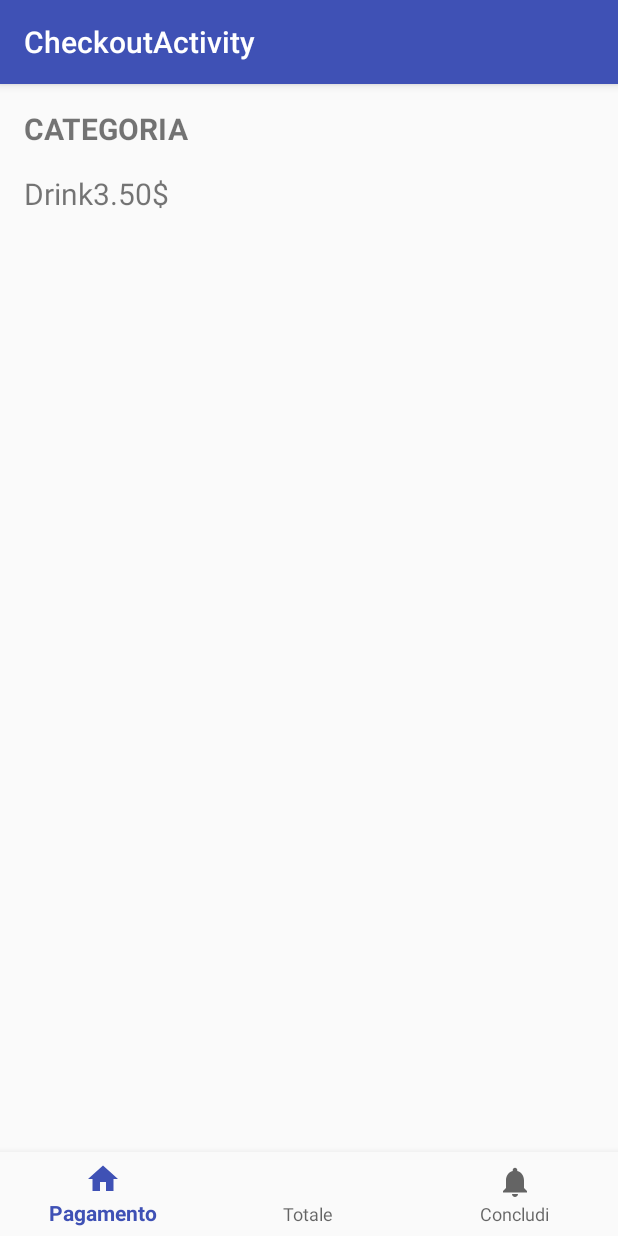
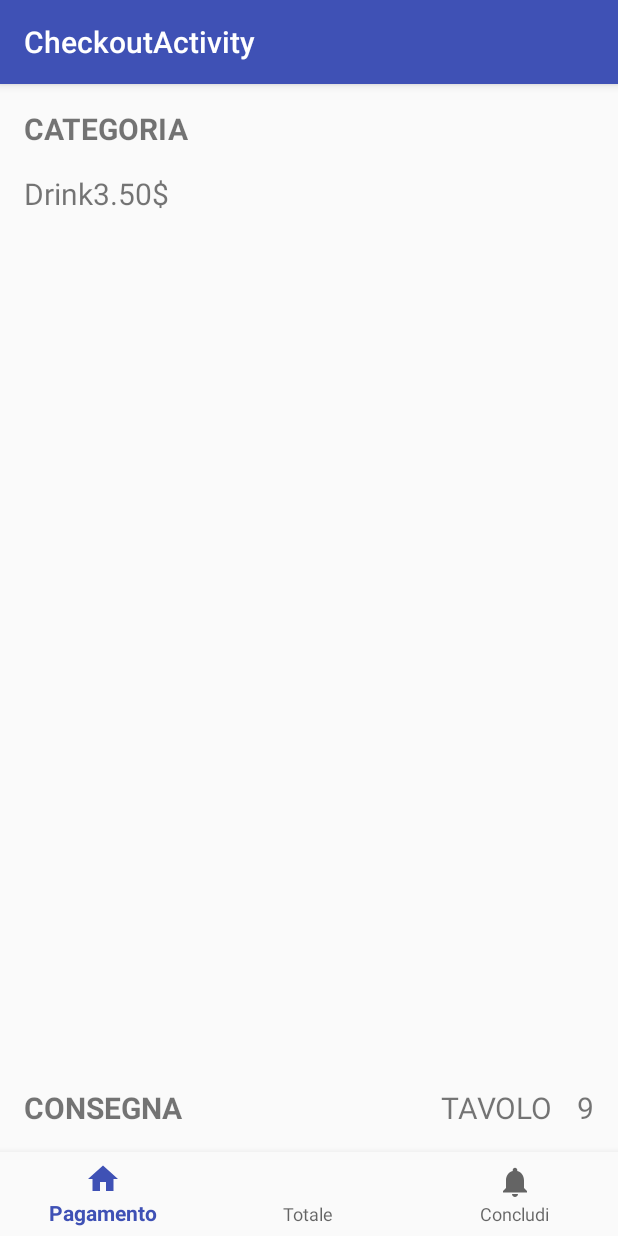
Before and after one commit to Ale-Amici/Android2k17, an Android app: the CheckoutActivity screen opened directly, with no data from a screen before it, on a phone screen of 412 x 824 dp. Run offline under Robolectric (Android 15) with nearby library versions, the phone set to English and light mode, and no system bars.

Commit message:
add toolbar to support delivery and total table views

```diff
--- a/iDaBere/app/src/main/res/layout/activity_checkout.xml
+++ b/iDaBere/app/src/main/res/layout/activity_checkout.xml
@@ -16,7 +16,7 @@
 
         <TableLayout
             android:layout_width="match_parent"
-            android:layout_height="wrap_content"
+            android:layout_height="match_parent"
             android:duplicateParentState="true"
             android:padding="@dimen/activity_horizontal_margin">
 
@@ -67,13 +67,87 @@
                         android:textSize="@dimen/paragraph_text_size" />
 
                 </LinearLayout>
+            </LinearLayout>
 
+            <TableRow
+                android:layout_width="match_parent"
+                android:layout_height="wrap_content"
+                android:orientation="horizontal" />
+
+        </TableLayout>
+
+    </FrameLayout>
+
+    <android.support.v7.widget.Toolbar
+        android:layout_width="match_parent"
+        android:layout_height="wrap_content"
+        >
+
+        <TableLayout
+            android:layout_width="match_parent"
+            android:layout_height="wrap_content">
+
+            <TableRow
+                android:layout_width="match_parent"
+                android:layout_height="wrap_content" />
+
+            <LinearLayout
+                android:id="@+id/item_infos_layout"
+                android:layout_width="match_parent"
+                android:layout_height="wrap_content"
+                android:orientation="horizontal">
+
+
+                <LinearLayout
+                    android:layout_width="wrap_content"
+                    android:layout_height="match_parent"
+                    android:gravity="center_vertical">
+
+                    <TextView
+                        android:id="@+id/info_text"
+                        android:layout_width="wrap_content"
+                        android:layout_height="wrap_content"
+                        android:text="CONSEGNA"
+                        android:textSize="@dimen/paragraph_text_size"
+                        android:textStyle="bold"
+                        android:layout_marginRight="@dimen/activity_horizontal_margin"/>
+
+                </LinearLayout>
+
+                <LinearLayout
+                    android:layout_width="match_parent"
+                    android:layout_height="match_parent"
+                    android:layout_margin="@dimen/activity_horizontal_margin"
+                    android:gravity="center_vertical|right">
+
+
+                    <TextView
+                        android:id="@+id/item_price"
+                        android:layout_width="wrap_content"
+                        android:layout_height="wrap_content"
+                        android:layout_marginLeft="@dimen/activity_horizontal_margin"
+                        android:text="TAVOLO"
+                        android:textSize="@dimen/paragraph_text_size" />
+
+                    <TextView
+                        android:id="@+id/item_price"
+                        android:layout_width="wrap_content"
+                        android:layout_height="wrap_content"
+                        android:layout_marginLeft="@dimen/activity_horizontal_margin"
+                        android:text="9"
+                        android:textSize="@dimen/paragraph_text_size" />
 
 
                 </LinearLayout>
+
+
+            </LinearLayout>
+
+
         </TableLayout>
 
-    </FrameLayout>
+    </android.support.v7.widget.Toolbar>
+
 
     <android.support.design.widget.BottomNavigationView
         android:id="@+id/navigation"
```
Lines whose indentation alone changed are shown as unchanged.
